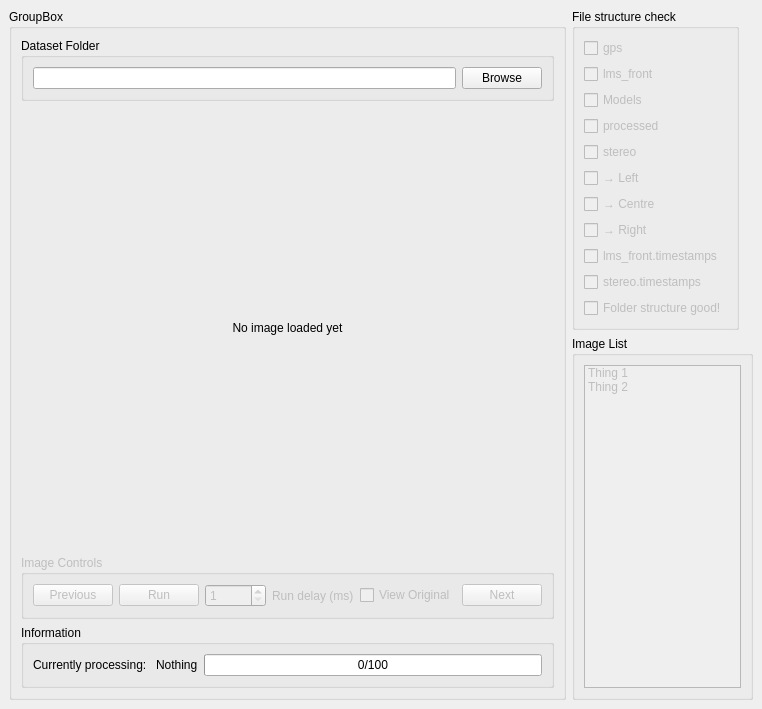
First picture: the form in gui.ui, repository Flawededge/LaneDetection, before the edit.
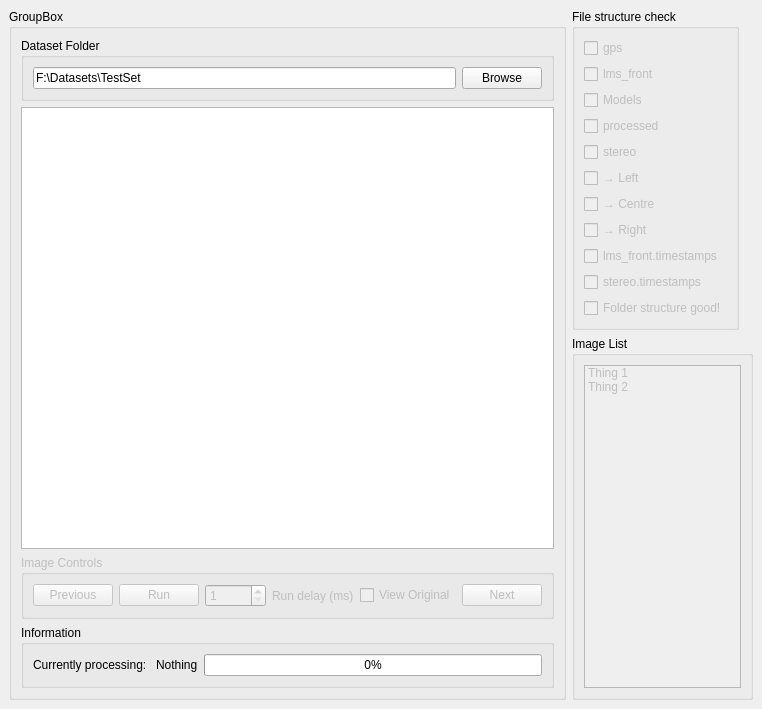
Second picture: the form after the edit.

What changed in the file:
```diff
--- a/gui.ui
+++ b/gui.ui
@@ -36,7 +36,11 @@
            </property>
            <layout class="QHBoxLayout" name="horizontalLayout">
             <item>
-             <widget class="QLineEdit" name="folderLine"/>
+             <widget class="QLineEdit" name="folderLine">
+              <property name="text">
+               <string>F:\Datasets\TestSet</string>
+              </property>
+             </widget>
             </item>
             <item>
              <widget class="QPushButton" name="browseButton">
@@ -55,20 +59,7 @@
           </widget>
          </item>
          <item>
-          <widget class="QLabel" name="imageDisp">
-           <property name="sizePolicy">
-            <sizepolicy hsizetype="Preferred" vsizetype="Expanding">
-             <horstretch>0</horstretch>
-             <verstretch>0</verstretch>
-            </sizepolicy>
-           </property>
-           <property name="text">
-            <string>No image loaded yet</string>
-           </property>
-           <property name="alignment">
-            <set>Qt::AlignCenter</set>
-           </property>
-          </widget>
+          <widget class="QGraphicsView" name="imageView"/>
          </item>
          <item>
           <widget class="QGroupBox" name="imageControls">
@@ -177,7 +168,7 @@
                <number>0</number>
               </property>
               <property name="format">
-               <string>%p/%m</string>
+               <string>%p%</string>
               </property>
              </widget>
             </item>
```
